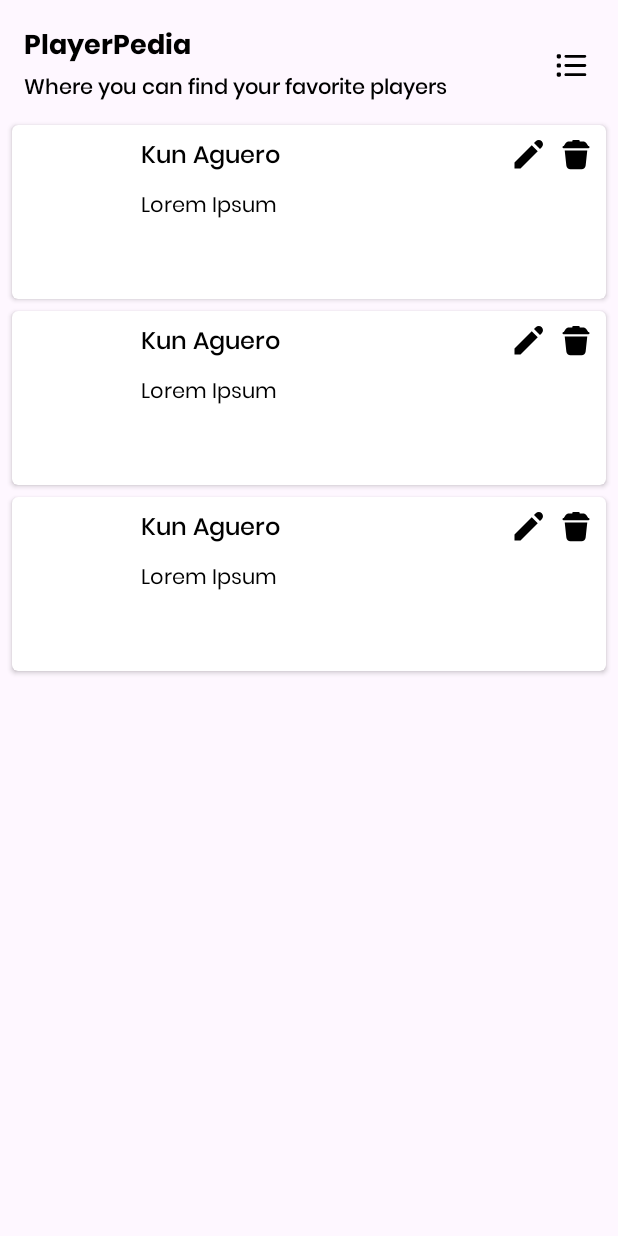
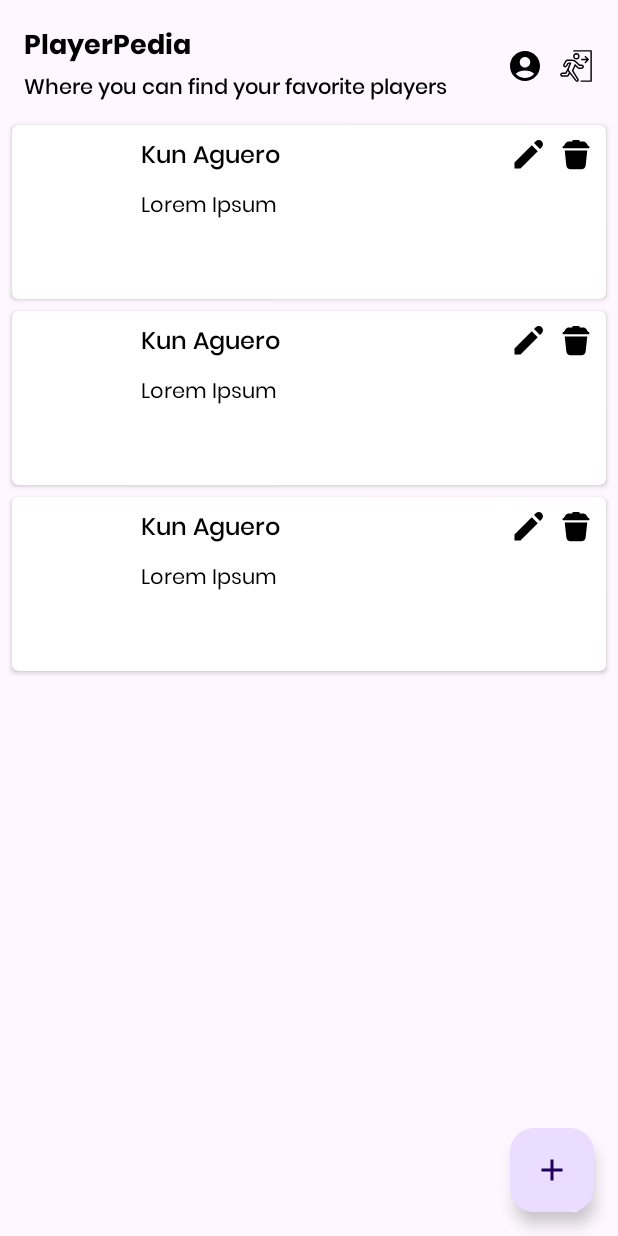
Before and after one commit to kevinmf1/PlayerPedia, an Android app: the layout activity_main.xml on its own in the app's theme, with its tools: preview values and no code run, on a phone screen of 412 x 824 dp. Run offline under Robolectric (Android 15) with nearby library versions, the phone set to English and light mode, and no system bars.

Commit message:
feat: add mainactivity (logic with layout)

```diff
--- a/app/src/main/res/layout/activity_main.xml
+++ b/app/src/main/res/layout/activity_main.xml
@@ -1,10 +1,26 @@
 <?xml version="1.0" encoding="utf-8"?>
-<androidx.constraintlayout.widget.ConstraintLayout xmlns:android="http://schemas.android.com/apk/res/android"
+<layout xmlns:android="http://schemas.android.com/apk/res/android"
     xmlns:app="http://schemas.android.com/apk/res-auto"
-    xmlns:tools="http://schemas.android.com/tools"
+    xmlns:tools="http://schemas.android.com/tools">
+
+    <androidx.constraintlayout.widget.ConstraintLayout
         android:layout_width="match_parent"
         android:layout_height="match_parent"
         tools:context=".activity.home.MainActivity">
+
+        <androidx.core.widget.NestedScrollView
+            android:id="@+id/nested_scroll_view"
+            android:layout_width="match_parent"
+            android:layout_height="match_parent"
+            app:layout_constraintBottom_toBottomOf="parent"
+            app:layout_constraintEnd_toEndOf="parent"
+            app:layout_constraintStart_toStartOf="parent"
+            app:layout_constraintTop_toTopOf="parent">
+
+            <androidx.constraintlayout.widget.ConstraintLayout
+                android:id="@+id/cl_container"
+                android:layout_width="match_parent"
+                android:layout_height="match_parent">
 
                 <com.google.android.material.textview.MaterialTextView
                     android:id="@+id/tv_title"
@@ -22,18 +38,47 @@
                 <com.google.android.material.textview.MaterialTextView
                     android:id="@+id/tv_subtitle"
                     style="@style/MediumText"
-        android:layout_width="wrap_content"
+                    android:layout_width="0dp"
                     android:layout_height="wrap_content"
                     android:layout_marginStart="16dp"
+                    android:layout_marginEnd="24dp"
                     android:text="@string/playerpedia_subtitle"
                     android:textSize="14sp"
+                    app:layout_constraintEnd_toStartOf="@+id/btn_profile"
                     app:layout_constraintStart_toStartOf="parent"
                     app:layout_constraintTop_toBottomOf="@+id/tv_title" />
 
+                <com.google.android.material.imageview.ShapeableImageView
+                    android:id="@+id/empty_data"
+                    android:layout_width="wrap_content"
+                    android:layout_height="wrap_content"
+                    android:layout_marginTop="50dp"
+                    android:visibility="gone"
+                    android:src="@drawable/ic_empty"
+                    app:layout_constraintEnd_toEndOf="parent"
+                    app:layout_constraintStart_toStartOf="parent"
+                    app:layout_constraintTop_toBottomOf="@+id/tv_subtitle" />
+
+                <com.google.android.material.textview.MaterialTextView
+                    android:id="@+id/empty_text"
+                    style="@style/RegularText"
+                    android:layout_width="0dp"
+                    android:visibility="gone"
+                    android:layout_height="wrap_content"
+                    android:layout_marginTop="16dp"
+                    android:layout_marginBottom="50dp"
+                    android:gravity="center_horizontal"
+                    android:text="Yahh, belum ada data pemain yang dimasukkan"
+                    android:textSize="17sp"
+                    app:layout_constraintBottom_toBottomOf="parent"
+                    app:layout_constraintEnd_toEndOf="@id/empty_data"
+                    app:layout_constraintStart_toStartOf="@+id/empty_data"
+                    app:layout_constraintTop_toBottomOf="@+id/empty_data" />
+
                 <androidx.recyclerview.widget.RecyclerView
-        android:id="@+id/rv_words"
+                    android:id="@+id/rv_players"
                     android:layout_width="match_parent"
-        android:layout_height="0dp"
+                    android:layout_height="match_parent"
                     android:layout_marginTop="8dp"
                     app:layout_constraintBottom_toBottomOf="parent"
                     app:layout_constraintEnd_toEndOf="parent"
@@ -42,15 +87,43 @@
                     tools:listitem="@layout/item_player" />
 
                 <ImageButton
-        android:id="@+id/btn_change_view"
+                    android:id="@+id/btn_exit_app"
                     android:layout_width="wrap_content"
                     android:layout_height="wrap_content"
                     android:layout_marginEnd="16dp"
                     android:background="@null"
                     android:contentDescription="@string/changeview_desc"
-        android:src="@drawable/ic_list"
+                    android:src="@drawable/ic_exit"
                     app:layout_constraintBottom_toBottomOf="@+id/tv_subtitle"
                     app:layout_constraintEnd_toEndOf="parent"
                     app:layout_constraintTop_toTopOf="@+id/tv_title" />
 
+                <ImageButton
+                    android:id="@+id/btn_profile"
+                    android:layout_width="wrap_content"
+                    android:layout_height="wrap_content"
+                    android:layout_marginEnd="10dp"
+                    android:background="@null"
+                    android:contentDescription="@string/changeview_desc"
+                    android:src="@drawable/ic_profile"
+                    app:layout_constraintBottom_toBottomOf="@+id/tv_subtitle"
+                    app:layout_constraintEnd_toStartOf="@+id/btn_exit_app"
+                    app:layout_constraintTop_toTopOf="@+id/tv_title" />
+
             </androidx.constraintlayout.widget.ConstraintLayout>
+
+        </androidx.core.widget.NestedScrollView>
+
+
+        <com.google.android.material.floatingactionbutton.FloatingActionButton
+            android:id="@+id/fab_add_player"
+            android:layout_width="wrap_content"
+            android:layout_height="wrap_content"
+            android:layout_marginEnd="16dp"
+            android:layout_marginBottom="16dp"
+            android:src="@drawable/baseline_add_24"
+            app:layout_constraintBottom_toBottomOf="parent"
+            app:layout_constraintEnd_toEndOf="parent" />
+    </androidx.constraintlayout.widget.ConstraintLayout>
+
+</layout>
```
Also changed, not shown: app/src/main/java/com/vinz/playerpedia/activity/home/MainActivity.kt (added, +122 -0 lines). Lines whose indentation alone changed are shown as unchanged.
